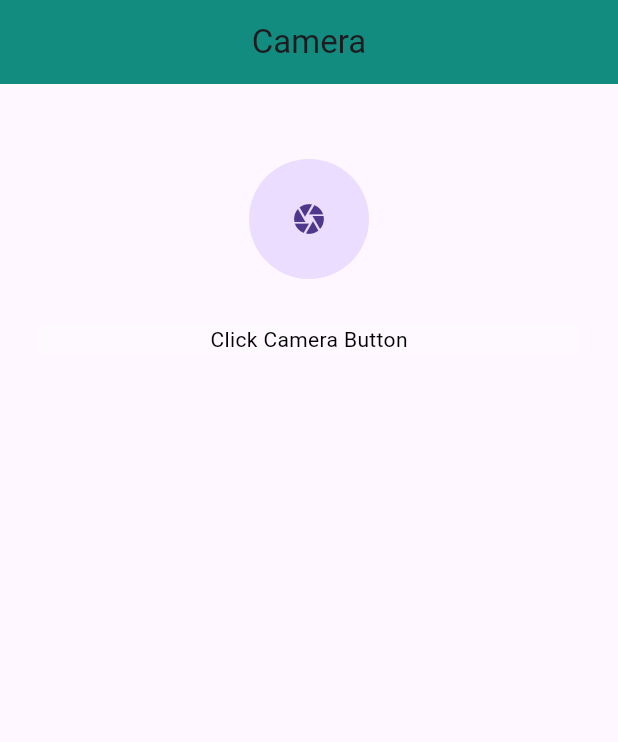
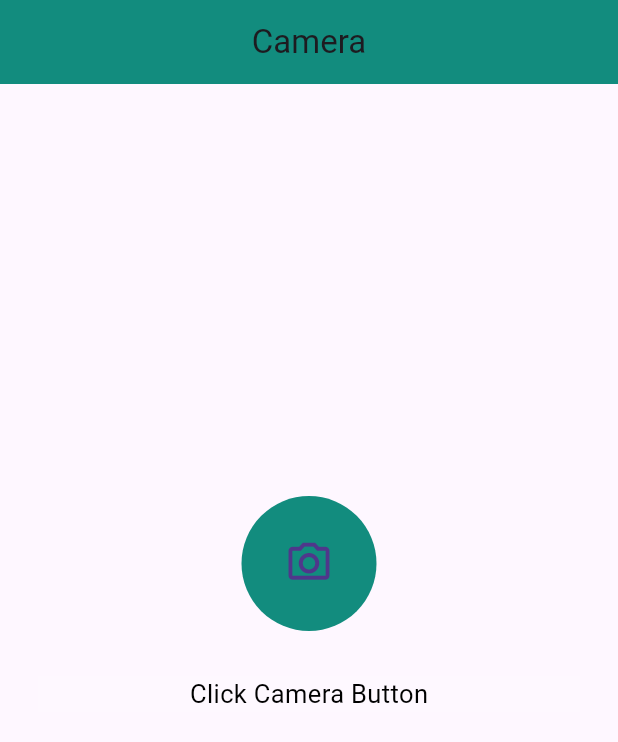
Before and after one commit to umangghoghari24/CameraApp, a Flutter app: the screen it shows after launch, on a phone screen of 412 x 824 dp. Shown: the top 742 px of the screen. Run offline on Flutter 3.47's test engine with Material 3 defaults, Android fonts, the phone set to English and light mode, and no system bars; our stand-ins replace camera, image_picker.

Commit message:
CameraApp

```diff
--- a/lib/Camera.dart
+++ b/lib/Camera.dart
@@ -1,8 +1,8 @@
 import 'package:cameraapp/main.dart';
 import 'package:flutter/material.dart';
+
 class Camera extends StatefulWidget {
-   Camera({
-     Key? key}) : super(key: key);
+   Camera({Key? key}) : super(key: key);
 
   @override
   State<Camera> createState() => _CameraState();
@@ -23,20 +23,22 @@ class _CameraState extends State<Camera> {
           children: [
             // Image.network('https://cdn.dribbble.com/users/2409752/screenshots/7070185/media/331c0fed4314abb0b7afd3a4b6b31ac1.jpg?resize=400x300&vertical=center',),
             // Divider(thickness: 1,),
-            SizedBox(height: 50,),
+            SizedBox(height: MediaQuery.of(context).size.height/3),
             CircleAvatar(
-              radius: 40,
+              backgroundColor: Color(0xff128C7E),
+              radius: 45,
               child: IconButton(onPressed: () {
                 Navigator.push(context, MaterialPageRoute(builder: (context)=>Cameraapp()));
               },
-                  icon: Icon(Icons.camera)),
+                  icon: Icon(Icons.camera_alt_outlined,size: 33,)),
             ),
             SizedBox(height: 30,),
             Container(width: MediaQuery.of(context).size.width-50,
               color: Colors.white12,
                 child: Center(
                     child: Text('Click Camera Button',style: TextStyle(
-                      color: Colors.black
+                      color: Colors.black,
+                      fontSize: 17
                     ),
                     ),
                 ),)
--- a/lib/Cameraview.dart
+++ b/lib/Cameraview.dart
@@ -97,6 +97,7 @@ class _cameraviewState extends State<cameraview> {
                           CircleAvatar(
                             child: IconButton(onPressed: () {
                               Navigator.push(context, MaterialPageRoute(builder: (context)=>Camera(
+
                               )));
 
                             },
--- a/lib/main.dart
+++ b/lib/main.dart
@@ -1,9 +1,11 @@
+import 'dart:io';
+
 import 'package:cameraapp/Camera.dart';
 import 'package:flutter/material.dart';
+import 'package:image_picker/image_picker.dart';
 import 'package:path/path.dart';
 import 'package:path_provider/path_provider.dart';
 import 'package:camera/camera.dart';
-
 import 'Cameraview.dart';
 
 
@@ -27,7 +29,7 @@ class _MyAppState extends State<MyApp> {
   @override
   Widget build(BuildContext context) {
     return MaterialApp(
-        title: 'WhatsApp',
+        title: 'CameraApp',
         debugShowCheckedModeBanner: false,
         theme: ThemeData(
             primarySwatch: Colors.green,
@@ -35,7 +37,6 @@ class _MyAppState extends State<MyApp> {
                 backgroundColor: Color(0xff128C7E)
             )
         ),
-
         home: Camera()
     );
   }
@@ -212,11 +213,12 @@ class _CameraappState extends State<Cameraapp> {
           Positioned(
               bottom: 68,
               left: 15,
-              child: Icon(
+            child:  Icon(
                 Icons.image,
                 color: Colors.white,
                 size: 32,
-              )),
+              )
+          ),
 
 
           // Positioned(
--- a/pubspec.yaml
+++ b/pubspec.yaml
@@ -38,6 +38,7 @@ dependencies:
   path_provider: ^2.1.2
   path: ^1.8.3
   camera: ^0.10.5+9
+  image_picker: ^1.0.7
 
 dev_dependencies:
   flutter_test:
```
Also changed, not shown: pubspec.lock, 5 other files.
